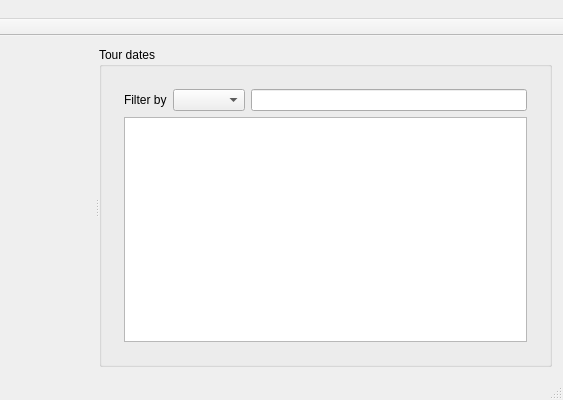
First picture: the form in mainwindow.ui, repository flavio/rockmarble, before the edit; both pictures show x 527 to 1090 and y 0 to 400 of the 1090 by 400 pixel window.
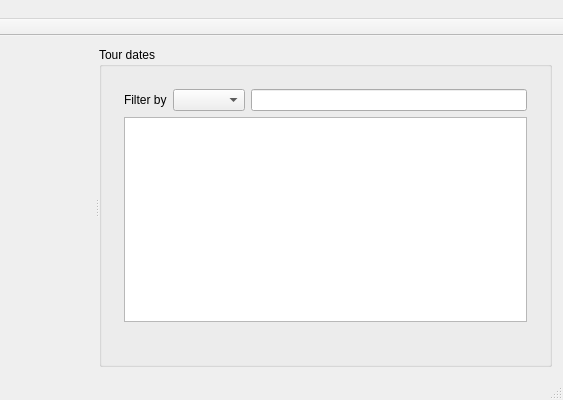
Second picture: the form after the edit. The open tabs and pages were chosen to show the change. Icons and pictures are not drawn. Custom widgets are drawn as their Qt base class.

Commit message: added total number of events label

Patch:
```diff
--- a/mainwindow.ui
+++ b/mainwindow.ui
@@ -208,6 +208,22 @@
               </property>
              </widget>
             </item>
+            <item>
+             <widget class="QLabel" name="totalLabel">
+              <property name="sizePolicy">
+               <sizepolicy hsizetype="Preferred" vsizetype="Minimum">
+                <horstretch>0</horstretch>
+                <verstretch>0</verstretch>
+               </sizepolicy>
+              </property>
+              <property name="text">
+               <string/>
+              </property>
+              <property name="alignment">
+               <set>Qt::AlignRight|Qt::AlignTrailing|Qt::AlignVCenter</set>
+              </property>
+             </widget>
+            </item>
            </layout>
           </widget>
           <widget class="QWidget" name="page_2">
```
The commit also changes 1 other file.
